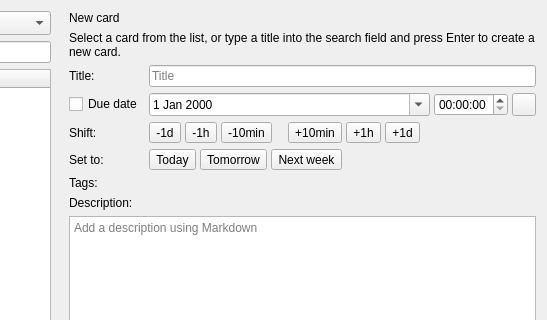
Qt form src/dialogs/nextclouddeckdialog.ui (pbek/QOwnNotes) before a commit; both pictures show x 371 to 918 and y 0 to 320 of the 918 by 560 pixel window.
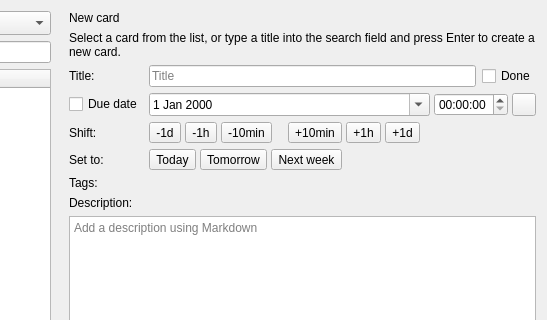
The same form after that commit. Icons and pictures are not drawn. Custom widgets are drawn as their Qt base class.

Commit message: #3827 deck: allow marking cards as done

Diff of the .ui file:
```diff
--- a/src/dialogs/nextclouddeckdialog.ui
+++ b/src/dialogs/nextclouddeckdialog.ui
@@ -63,6 +63,8 @@
        </widget>
       </item>
       <item row="2" column="1">
+       <layout class="QHBoxLayout" name="titleLayout">
+        <item>
        <widget class="QLineEdit" name="titleLineEdit">
         <property name="placeholderText">
          <string>Title</string>
@@ -72,6 +74,18 @@
         </property>
        </widget>
       </item>
+        <item>
+         <widget class="QCheckBox" name="doneCheckBox">
+          <property name="toolTip">
+           <string>Mark the card as done in Nextcloud Deck</string>
+          </property>
+          <property name="text">
+           <string>Done</string>
+          </property>
+         </widget>
+        </item>
+       </layout>
+      </item>
       <item row="3" column="0">
        <widget class="QCheckBox" name="dueDateTimeCheckBox">
         <property name="toolTip">
```
Left out of the diff: 1 changed line with no effect on the pictures. Lines whose indentation alone changed are shown as unchanged. The commit also changes 5 other files.
